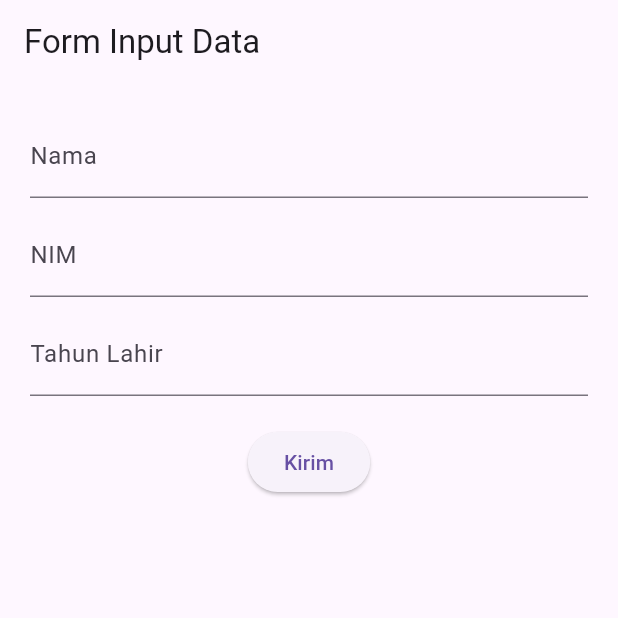
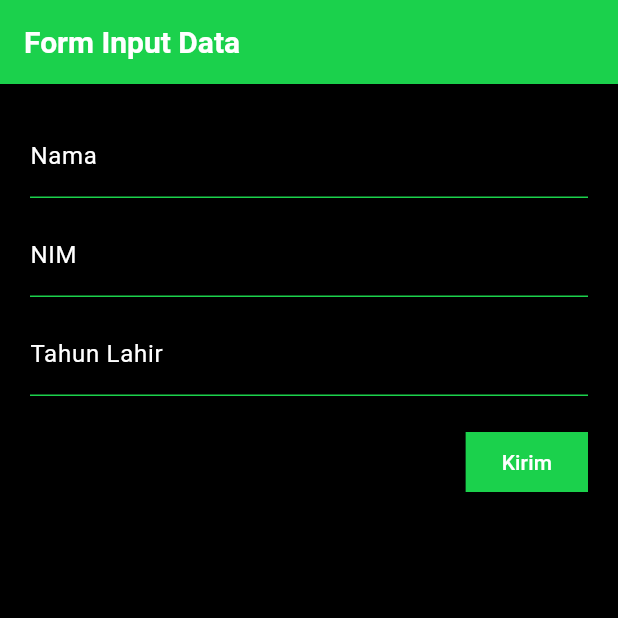
Before and after one commit to GoobleSquibbins/Tugas_6_Pemmob_2025, a Flutter app: the screen it shows after launch, on a phone screen of 412 x 824 dp, the top half of it. Run offline on Flutter 3.47's test engine with Material 3 defaults, Android fonts, the phone set to English and light mode, and no system bars.

Commit message:
push push push

```diff
--- a/lib/ui/form_data.dart
+++ b/lib/ui/form_data.dart
@@ -25,7 +25,18 @@ class _FormDataState extends State<FormData> {
   @override
   Widget build(BuildContext context) {
     return Scaffold(
-      appBar: AppBar(title: const Text("Form Input Data")),
+      backgroundColor: const Color(0xFF000000), // main
+      appBar: AppBar(
+        backgroundColor: const Color(0xFF1BD14C), // sec
+        title: const Text(
+          "Form Input Data",
+          style: TextStyle(
+            fontWeight: FontWeight.bold,
+            fontSize: 20,
+            color: Color(0xFFFFFFFF), // text
+          ),
+        ),
+      ),
       body: Padding(
         padding: const EdgeInsets.all(20),
         child: Form(
@@ -34,7 +45,17 @@ class _FormDataState extends State<FormData> {
             children: [
               TextFormField(
                 controller: _nameController,
-                decoration: const InputDecoration(labelText: "Nama"),
+                decoration: const InputDecoration(
+                  labelText: "Nama",
+                  labelStyle: TextStyle(color: Color(0xFFFFFFFF)), // text
+                  enabledBorder: UnderlineInputBorder(
+                    borderSide: BorderSide(color: Color(0xFF1BD14C)), // sec
+                  ),
+                  focusedBorder: UnderlineInputBorder(
+                    borderSide: BorderSide(color: Color(0xFF1BD14C)), // sec
+                  ),
+                ),
+                style: const TextStyle(color: Color(0xFFFFFFFF)), // text
                 validator: (value) =>
                     value == null || value.isEmpty ? "Masukkan nama" : null,
               ),
@@ -42,7 +63,17 @@ class _FormDataState extends State<FormData> {
               const SizedBox(height: 10),
               TextFormField(
                 controller: _nimController,
-                decoration: const InputDecoration(labelText: "NIM"),
+                decoration: const InputDecoration(
+                  labelText: "NIM",
+                  labelStyle: TextStyle(color: Color(0xFFFFFFFF)),
+                  enabledBorder: UnderlineInputBorder(
+                    borderSide: BorderSide(color: Color(0xFF1BD14C)),
+                  ),
+                  focusedBorder: UnderlineInputBorder(
+                    borderSide: BorderSide(color: Color(0xFF1BD14C)),
+                  ),
+                ),
+                style: const TextStyle(color: Color(0xFFFFFFFF)),
                 validator: (value) =>
                     value == null || value.isEmpty ? "Masukkan NIM" : null,
               ),
@@ -50,7 +81,17 @@ class _FormDataState extends State<FormData> {
               const SizedBox(height: 10),
               TextFormField(
                 controller: _thnLahirController,
-                decoration: const InputDecoration(labelText: "Tahun Lahir"),
+                decoration: const InputDecoration(
+                  labelText: "Tahun Lahir",
+                  labelStyle: TextStyle(color: Color(0xFFFFFFFF)),
+                  enabledBorder: UnderlineInputBorder(
+                    borderSide: BorderSide(color: Color(0xFF1BD14C)),
+                  ),
+                  focusedBorder: UnderlineInputBorder(
+                    borderSide: BorderSide(color: Color(0xFF1BD14C)),
+                  ),
+                ),
+                style: const TextStyle(color: Color(0xFFFFFFFF)),
                 keyboardType: TextInputType.number,
                 inputFormatters: [FilteringTextInputFormatter.digitsOnly],
                 validator: (value) {
@@ -65,7 +106,18 @@ class _FormDataState extends State<FormData> {
               ),
 
               const SizedBox(height: 20),
+              Row(
+                mainAxisAlignment:
+                    MainAxisAlignment.end, // pushes button to the right
+                children: [
                   ElevatedButton(
+                    style: ElevatedButton.styleFrom(
+                      backgroundColor: const Color(0xFF1BD14C), // sec
+                      foregroundColor: const Color(0xFFFFFFFF), // text
+                      shape: const RoundedRectangleBorder(
+                        borderRadius: BorderRadius.zero, // no rounding
+                      ),
+                    ),
                     onPressed: () {
                       if (_formKey.currentState!.validate()) {
                         Navigator.pushNamed(
@@ -85,6 +137,8 @@ class _FormDataState extends State<FormData> {
                   ),
                 ],
               ),
+            ],
+          ),
         ),
       ),
     );
```
Also changed, not shown: lib/ui/tampil_data.dart (+31 -7 lines). Lines whose indentation alone changed are shown as unchanged.
